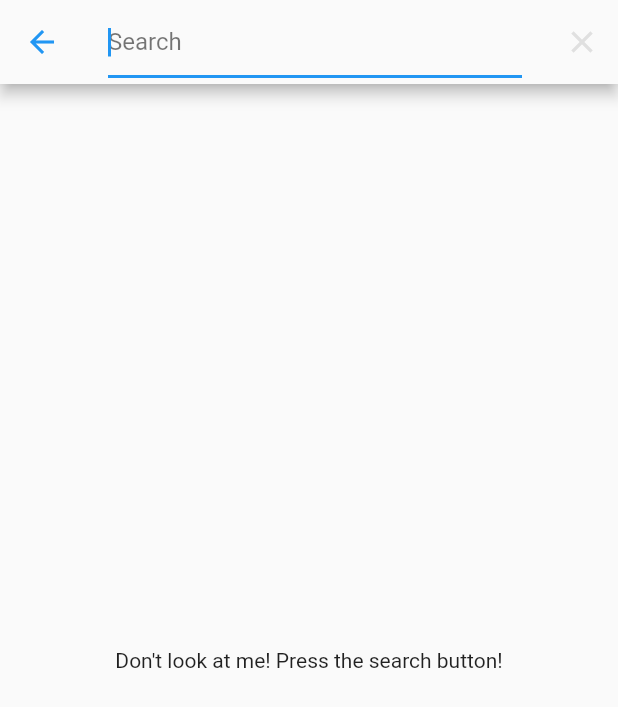
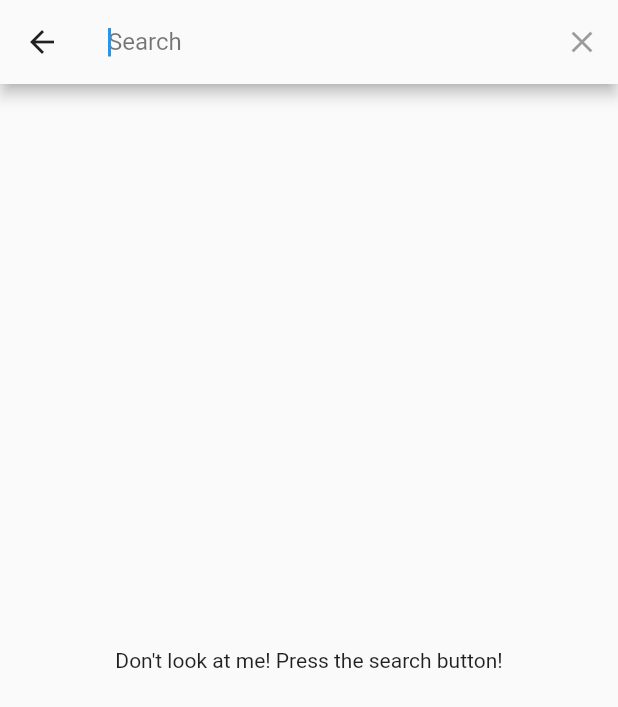
Before and after one commit to ArcticZeroo/flutter-search-bar, a Flutter app: the screen it shows after launch, after a tap on the "search" icon, on a phone screen of 412 x 824 dp. Shown: the top 707 px of the screen. Run offline on Flutter 3.47's test engine with Material 2 defaults, Android fonts, the phone set to English and light mode, and no system bars.

Commit message:
Add theme support, fixes #21
Add theme support by using colors from the current `ThemeData`:

* If `inBar` is true, don't specify any colors -- current theme will be used automatically.
* If `inBar` is false, use `theme.iconTheme.color` for back and clear icons, `theme.textTheme.display1.color` for text, and `theme.canvasColor` for background.
* Remove `colorBackButton` -- color controlled by the theme.
* Don't use `_clearActive` to determine the color of the clear button--`onPressed` determines the disabled/enabled state and `color`/`disabledColor` are used.

```diff
--- a/lib/src/flutter_search_bar_base.dart
+++ b/lib/src/flutter_search_bar_base.dart
@@ -12,9 +12,6 @@ typedef void SetStateCallback(void fn());
 class SearchBar {
   /// Whether the search should take place "in the existing search bar", meaning whether it has the same background or a flipped one. Defaults to true.
   final bool inBar;
-
-  /// Whether the back button should be colored, if this is false the back button will be Colors.grey.shade400
-  final bool colorBackButton;
 
   /// Whether or not the search bar should close on submit. Defaults to true.
   final bool closeOnSubmit;
@@ -62,7 +59,6 @@ class SearchBar {
     this.controller,
     this.hintText = 'Search',
     this.inBar = true,
-    this.colorBackButton = true,
     this.closeOnSubmit = true,
     this.clearOnSubmit = true,
     this.showClearButton = true,
@@ -135,14 +131,7 @@ class SearchBar {
   ///
   AppBar buildSearchBar(BuildContext context) {
     ThemeData theme = Theme.of(context);
-
-    Color barColor = inBar ? _defaultAppBar.backgroundColor : theme.canvasColor;
-
-    // Don't provide a color (make it white) if it's in the bar, otherwise color it or set it to grey.
-    Color buttonColor = inBar ? null : (colorBackButton ? _defaultAppBar.backgroundColor ?? theme.primaryColor ?? Colors.grey.shade400 : Colors.grey.shade400);
-    Color buttonDisabledColor = inBar ? new Color.fromRGBO(255, 255, 255, 0.25) : Colors.grey.shade300;
-
-    Color textColor = inBar ? Colors.white70 : Colors.black54;
+    Color buttonColor = inBar ? null : theme.iconTheme.color;
 
     return new AppBar(
       leading: IconButton(
@@ -158,23 +147,20 @@ class SearchBar {
             controller.clear();
             Navigator.maybePop(context);
           }),
-      backgroundColor: barColor,
+      backgroundColor: inBar ? null : theme.canvasColor,
       title: new Directionality(
           textDirection: Directionality.of(context),
           child: new TextField(
             key: new Key('SearchBarTextField'),
             keyboardType: TextInputType.text,
-            style: new TextStyle(
-                color: textColor,
-                fontSize: 16.0
-            ),
             decoration: new InputDecoration(
                 hintText: hintText,
-                hintStyle: new TextStyle(
-                    color: textColor,
-                    fontSize: 16.0
+                hintStyle: inBar
+                    ? null
+                    : new TextStyle(
+                  color: theme.textTheme.display1.color,
                 ),
-                border: null
+                border: InputBorder.none
             ),
             onChanged: this.onChanged,
             onSubmitted: (String val) async {
@@ -195,8 +181,9 @@ class SearchBar {
       actions: !showClearButton ? null : <Widget>[
         // Show an icon if clear is not active, so there's no ripple on tap
         new IconButton(
-            icon: new Icon(Icons.clear, color: _clearActive ? buttonColor : buttonDisabledColor),
-            disabledColor: buttonDisabledColor,
+            icon: new Icon(Icons.clear),
+            color: inBar ? null : buttonColor,
+            disabledColor: inBar ? null : theme.disabledColor,
             onPressed: !_clearActive ? null : () { controller.clear(); })
       ],
     );
```
